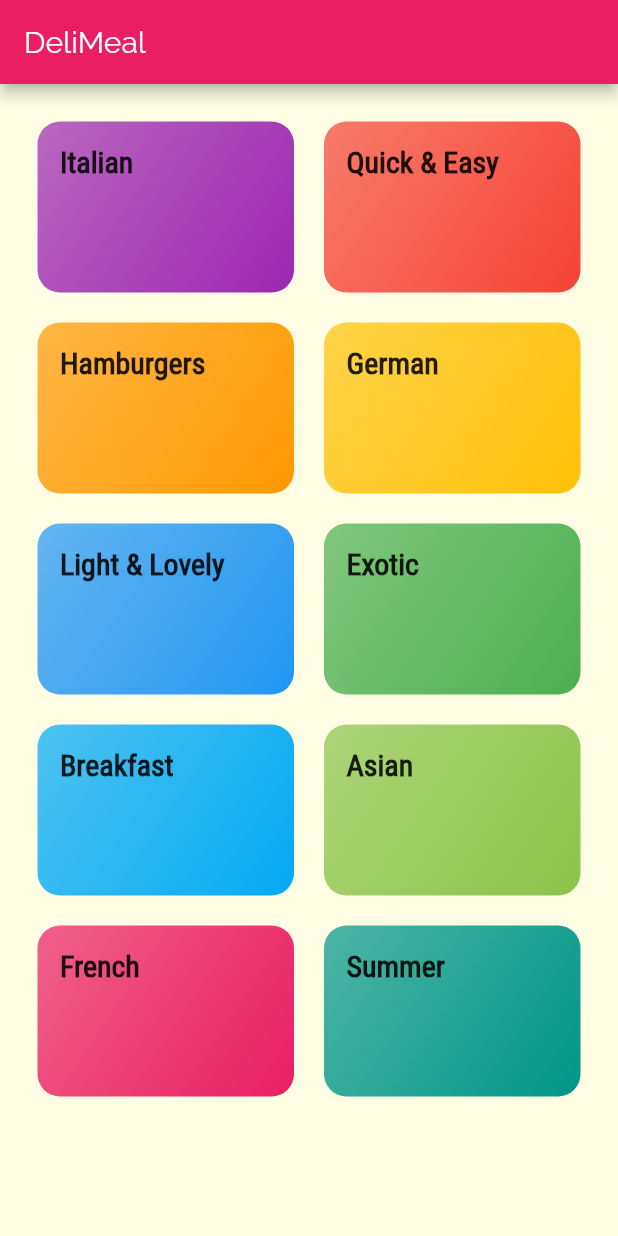
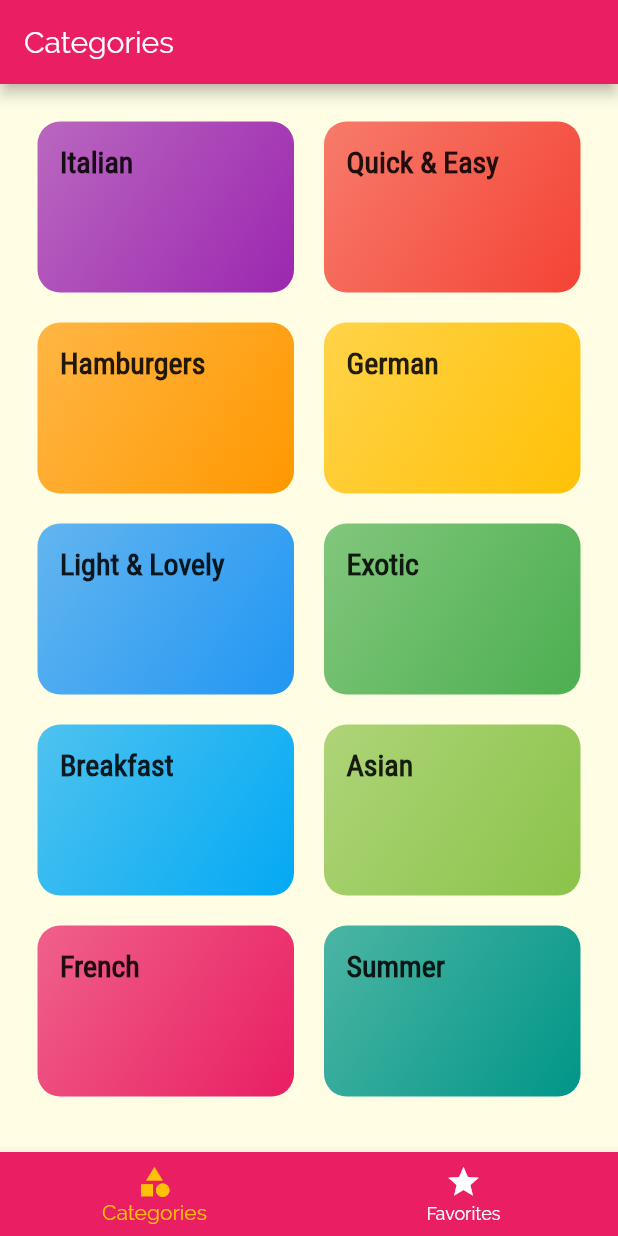
Before and after one commit to anurag444/Restaurants_App, a Flutter app: the screen it shows after launch, on a phone screen of 412 x 824 dp. Run offline on Flutter 3.47's test engine with Material 2 defaults, Android fonts, the phone set to English and light mode, and no system bars.

```diff
--- a/lib/main.dart
+++ b/lib/main.dart
@@ -3,6 +3,7 @@ import 'dart:ui';
 import 'package:Restaurants_App/screens/categories_screen.dart';
 import 'package:Restaurants_App/screens/category_meals_screen.dart';
 import 'package:Restaurants_App/screens/meal_detail_screen.dart';
+import 'package:Restaurants_App/screens/tabs_screen.dart';
 import 'package:flutter/material.dart';
 
 void main() {
@@ -33,7 +34,7 @@ class MyApp extends StatelessWidget {
                 fontWeight: FontWeight.bold)),
         visualDensity: VisualDensity.adaptivePlatformDensity,
       ),
-      home: CategoriesScreen(),
+      home: TabsScreen(),
       routes: {
         CategoryMeals.routeName: (ctx) => CategoryMeals(),
         MealDetailScreen.routeName: (ctx) => MealDetailScreen(),
--- a/lib/screens/categories_screen.dart
+++ b/lib/screens/categories_screen.dart
@@ -6,11 +6,7 @@ import '../dummy_data.dart';
 class CategoriesScreen extends StatelessWidget {
   @override
   Widget build(BuildContext context) {
-    return Scaffold(
-      appBar: AppBar(
-        title: const Text('DeliMeal'),
-      ),
-      body: GridView(
+    return GridView(
       padding: const EdgeInsets.all(25),
       children: DUMMY_CATEGORIES
           .map(
@@ -27,7 +23,6 @@ class CategoriesScreen extends StatelessWidget {
         crossAxisSpacing: 20,
         mainAxisSpacing: 20,
       ),
-      ),
     );
   }
 }
--- /dev/null
+++ b/lib/screens/favorites_screen.dart
@@ -0,0 +1,10 @@
+import 'package:flutter/material.dart';
+
+class FavoritesScreen extends StatelessWidget {
+  @override
+  Widget build(BuildContext context) {
+    return Center(
+      child: Text('The Favorites'),
+    );
+  }
+}
--- /dev/null
+++ b/lib/screens/tabs_screen.dart
@@ -0,0 +1,59 @@
+import 'package:flutter/material.dart';
+
+import './favorites_screen.dart';
+import './categories_screen.dart';
+
+class TabsScreen extends StatefulWidget {
+  @override
+  _TabsScreenState createState() => _TabsScreenState();
+}
+
+class _TabsScreenState extends State<TabsScreen> {
+  final List<Map<String, Object>> _pages = [
+    {
+      'page': CategoriesScreen(),
+      'title': 'Categories',
+    },
+    {
+      'page': FavoritesScreen(),
+      'title': 'Your Favorite',
+    },
+  ];
+  int _selectedPageIndex = 0;
+
+  void _selectPage(int index) {
+    setState(() {
+      _selectedPageIndex = index;
+    });
+  }
+
+  @override
+  Widget build(BuildContext context) {
+    return Scaffold(
+      appBar: AppBar(
+        title: Text(_pages[_selectedPageIndex]['title']),
+      ),
+      body: _pages[_selectedPageIndex]['page'],
+      bottomNavigationBar: BottomNavigationBar(
+        onTap: _selectPage,
+        backgroundColor: Theme.of(context).primaryColor,
+        unselectedItemColor: Colors.white,
+        selectedItemColor: Theme.of(context).accentColor,
+        currentIndex: _selectedPageIndex,
+        // type: BottomNavigationBarType.fixed,
+        items: [
+          BottomNavigationBarItem(
+            backgroundColor: Theme.of(context).primaryColor,
+            icon: Icon(Icons.category),
+            title: Text('Categories'),
+          ),
+          BottomNavigationBarItem(
+            backgroundColor: Theme.of(context).primaryColor,
+            icon: Icon(Icons.star),
+            title: Text('Favorites'),
+          ),
+        ],
+      ),
+    );
+  }
+}
```
Lines whose indentation alone changed are shown as unchanged.
